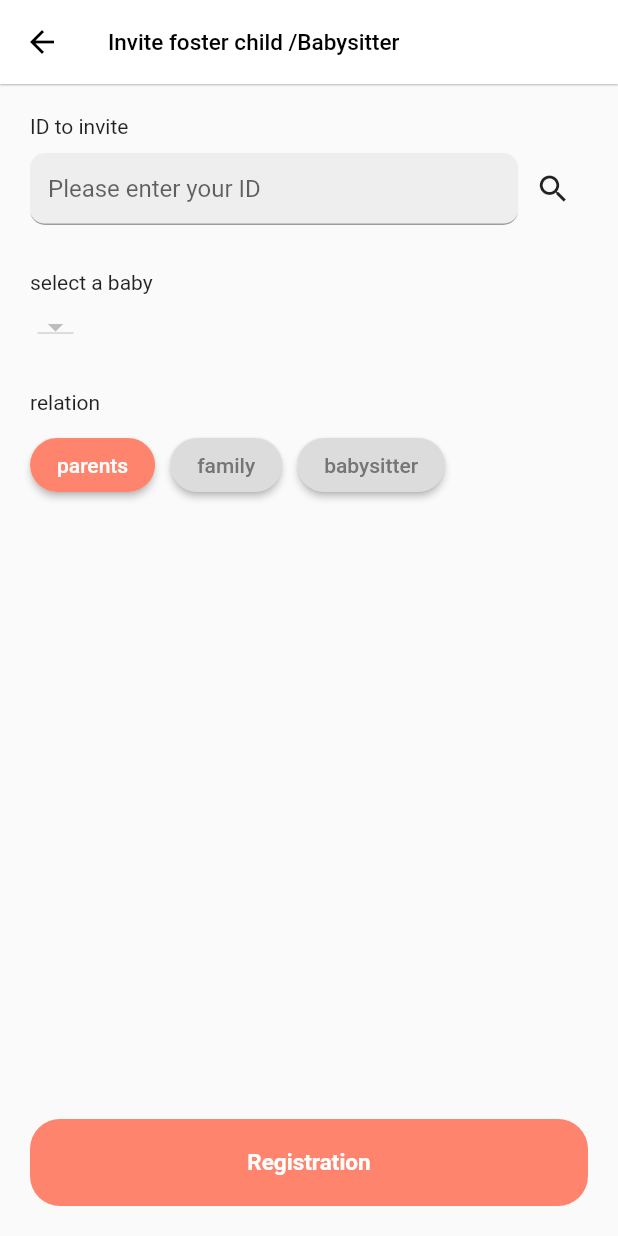
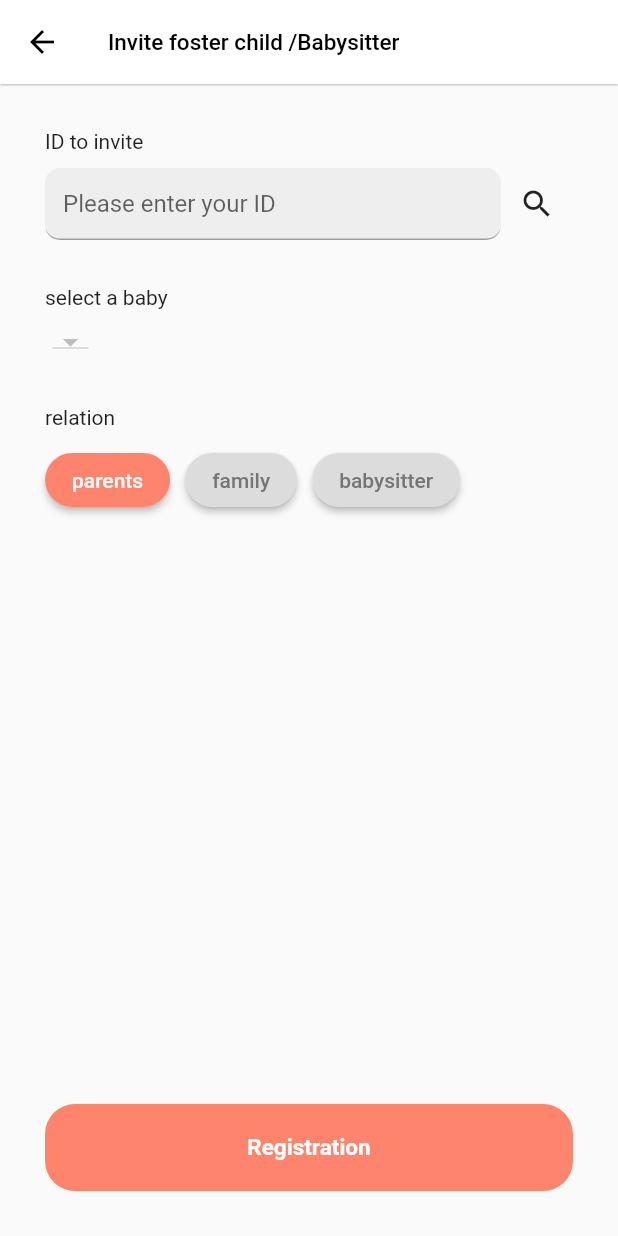
Before and after one commit to Mmm2927/LSTM, a Flutter app: the InvitationNew screen opened directly with empty values, on a phone screen of 412 x 824 dp. Run offline on Flutter 3.47's test engine with Material 2 defaults, Android fonts, the phone set to English and light mode, and no system bars; our stand-ins replace badges, dio, easy_localization, firebase_core, firebase_messaging, fl_chart and 11 more; missing offline and left inert: bottom_picker, dart:ffi, flutter_mjpeg, horizontal_picker, jwt_decode, omni_datetime_picker and 1 more; accounts and stored records are empty; Roboto replaces fonts that are missing (omew).

Commit message:
:art: UI 업데이트

```diff
--- a/lib/screens/MyPage/invitation.dart
+++ b/lib/screens/MyPage/invitation.dart
@@ -45,7 +45,7 @@ class _Invitation extends State<Invitation> {
               child: Container(
                   width: double.infinity,
                   margin: const EdgeInsets.all(3),
-                  padding: const EdgeInsets.all(20),
+                  padding: const EdgeInsets.fromLTRB(20,50,20,50),
                   decoration: BoxDecoration(
                     borderRadius: BorderRadius.circular(10),
                     boxShadow: [
--- a/lib/screens/MyPage/invitationNew.dart
+++ b/lib/screens/MyPage/invitationNew.dart
@@ -38,7 +38,7 @@ class _InvitationNew extends State<InvitationNew> {
     return Scaffold(
       appBar: renderAppbar('main4_InviteBabysitter'.tr, true),
       body: Container(
-        padding: const EdgeInsets.all(20),
+        padding: const EdgeInsets.all(30),
         child: Column(
             children: [
               Expanded(
@@ -52,7 +52,6 @@ class _InvitationNew extends State<InvitationNew> {
                             child: Row(
                               children: [
                                 Expanded(
-                                    flex: 7,
                                     child: TextFormField(
                                       keyboardType: TextInputType.emailAddress,
                                       controller: idController,
@@ -62,12 +61,9 @@ class _InvitationNew extends State<InvitationNew> {
                                       },
                                     )
                                 ),
-                                Expanded(
-                                    flex: 1,
-                                    child: IconButton(
+                                IconButton(
                                   icon: const Icon(Icons.search),
                                   onPressed: () => duplicateCheck(),
-                                    )
                                 )
                               ],
                             )
@@ -77,12 +73,9 @@ class _InvitationNew extends State<InvitationNew> {
                           child: Text(targetID, style: const TextStyle(color: Colors.green)),
                         ),
                         const SizedBox(height: 30),
-                        Column(
-                          crossAxisAlignment: CrossAxisAlignment.start,
-                          children: [
                         Text('selectBaby'.tr),
                         const SizedBox(height: 10),
-                            Padding(
+                        Container(
                           padding: const EdgeInsets.only(left: 5),
                           child: DropdownButton(
                             value: selectedBaby,
@@ -93,8 +86,6 @@ class _InvitationNew extends State<InvitationNew> {
                               });
                             },
                           ),
-                            )
-                          ],
                         ),
                         const SizedBox(height: 30),
                         SizedBox(
@@ -142,16 +133,20 @@ class _InvitationNew extends State<InvitationNew> {
                                     children: [
                                       Text('invitation2_accY'.tr),
                                       const SizedBox(height: 5),
-                                      Wrap(
-                                          spacing: 1.0,
+                                      Padding(
+                                        padding: const EdgeInsets.only(left: 20, right: 20),
+                                        child: Row(
+                                            mainAxisAlignment: MainAxisAlignment.spaceBetween,
                                             children: getWeek()
+                                        ),
                                       ),
                                       const SizedBox(height: 20),
                                       Text('invitation2_accT'.tr),
                                       Row(
                                         mainAxisAlignment: MainAxisAlignment.spaceBetween,
                                         children: [
-                                          Text('$startTime ~ $endTime', style: TextStyle(color:Colors.grey[600] ,fontSize: 20, fontWeight : FontWeight.bold)),
+                                          const SizedBox(width: 0),
+                                          Text('$startTime ~ $endTime', style: TextStyle(color:Colors.grey[600] ,fontSize: 22, fontWeight : FontWeight.bold)),
                                           OutlinedButton(
                                               style: OutlinedButton.styleFrom(
                                                   foregroundColor: const Color(0xffff846d),
@@ -249,7 +244,7 @@ class _InvitationNew extends State<InvitationNew> {
     List<FilterChip> wget = [];
     for(int i=0; i<7; i++){
       wget.add(FilterChip(
-          padding: const EdgeInsets.fromLTRB(7, 0, 7, 0),
+          padding: const EdgeInsets.fromLTRB(25, 0, 25, 0),
           selectedColor: const Color(0xffff846d),
           label: Text(week[i], style: TextStyle(color: (selectedWeek[i]=="1"? Colors.white : Colors.grey))),
           showCheckmark: false,
--- a/pubspec.yaml
+++ b/pubspec.yaml
@@ -33,7 +33,7 @@ dependencies:
   flutter_localizations:
     sdk: flutter
   table_calendar: ^3.0.8
-  intl: ^0.18.0
+  intl: ^0.17.0
   flutter_vlc_player: 6.0.0
   flutter_mjpeg:
   checkbox_formfield: ^0.2.0
@@ -66,6 +66,7 @@ dependencies:
   firebase_messaging:
   flutter_local_notifications: ^13.0.0
   flutter_launcher_icons:
+  badges: ^3.1.1
 
 dev_dependencies:
   flutter_test:
```
Also changed, not shown: lib/screens/main_1_home.dart (+57 -53 lines), lib/screens/main_4_mypage.dart (+9 -10 lines), pubspec.lock. Lines whose indentation alone changed are shown as unchanged.
